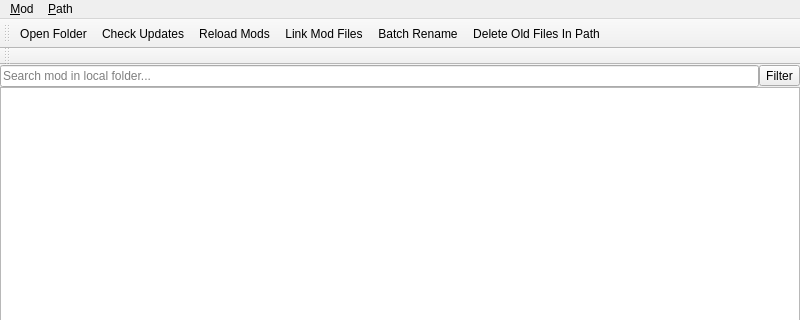
Before: the Qt Designer form src/ui/local/localmodbrowser.ui in kaniol-lck/modmanager, drawn with Qt 5; both pictures show x 0 to 800 and y 0 to 320 of the 800 by 600 pixel window.
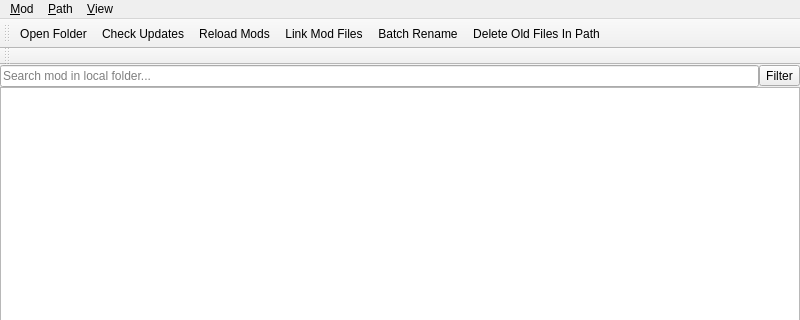
After: the same form once the commit is applied. Icons and pictures are not drawn.

Commit message: view menu for toolbars

```diff
--- a/src/ui/local/localmodbrowser.ui
+++ b/src/ui/local/localmodbrowser.ui
@@ -367,8 +367,14 @@
     <addaction name="actionCheck_Updates"/>
     <addaction name="actionUpdate_All"/>
    </widget>
+   <widget class="QMenu" name="menu_View">
+    <property name="title">
+     <string>&amp;View</string>
+    </property>
+   </widget>
    <addaction name="menuMod"/>
    <addaction name="menuPath"/>
+   <addaction name="menu_View"/>
   </widget>
   <action name="actionReload_Mods">
    <property name="icon">
```
Left out of the diff: 3 changed lines with no effect on the pictures. The commit also changes 14 other files.
